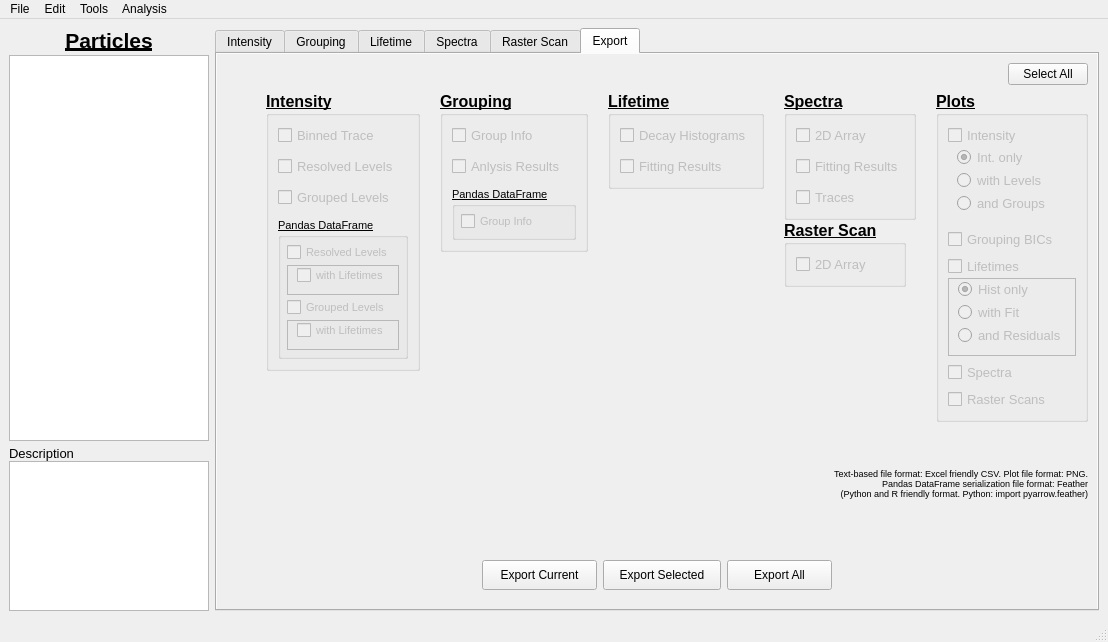
The window that resources/ui/mainwindow.ui (BioPhysicsUP/Full_SMS) describes before a commit, drawn with Qt 5.
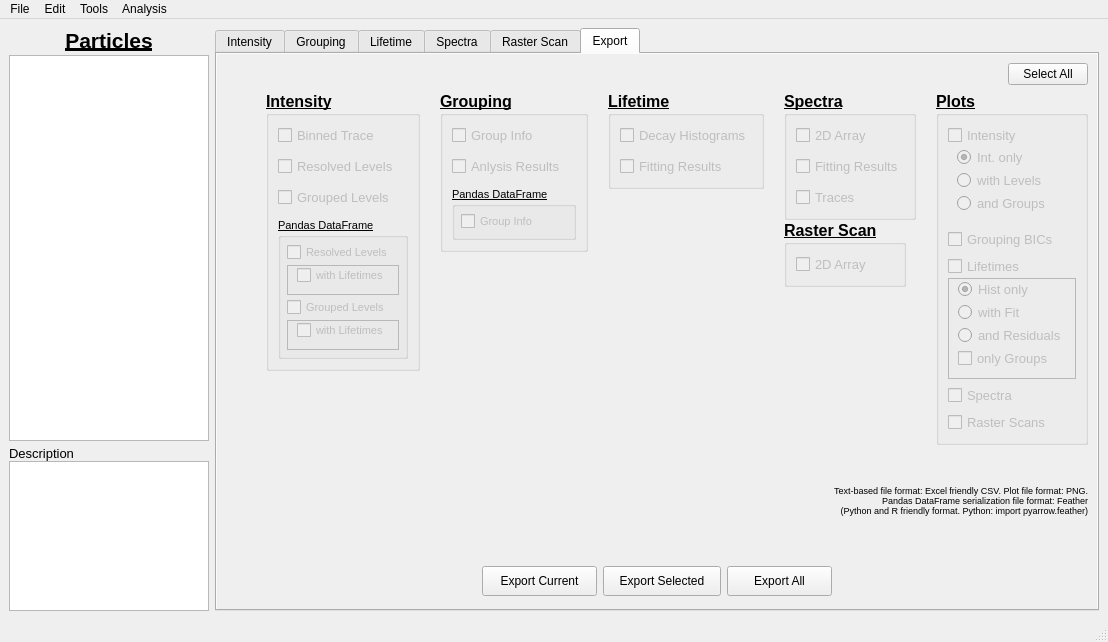
The same window after the commit. Icons and pictures are not drawn. Custom widgets are drawn as their Qt base class.

Patch:
```diff
--- a/resources/ui/mainwindow.ui
+++ b/resources/ui/mainwindow.ui
@@ -2122,6 +2122,27 @@
            </layout>
           </item>
           <item>
+           <layout class="QHBoxLayout" name="layEx_Buttons_5">
+            <property name="sizeConstraint">
+             <enum>QLayout::SetDefaultConstraint</enum>
+            </property>
+            <item>
+             <spacer name="spcEx_Buttons_Left_5">
+              <property name="orientation">
+               <enum>Qt::Horizontal</enum>
+              </property>
+              <property name="sizeType">
+               <enum>QSizePolicy::Expanding</enum>
+              </property>
+              <property name="sizeHint" stdset="0">
+               <size>
+                <width>100</width>
+                <height>20</height>
+               </size>
+              </property>
+             </spacer>
+            </item>
+            <item>
            <layout class="QHBoxLayout" name="layExport_Options">
             <property name="spacing">
              <number>0</number>
@@ -3340,6 +3361,24 @@
                        </property>
                       </widget>
                      </item>
+                       <item>
+                        <widget class="QCheckBox" name="chbEx_Plot_Lifetimes_Only_Groups">
+                         <property name="enabled">
+                          <bool>false</bool>
+                         </property>
+                         <property name="font">
+                          <font>
+                           <pointsize>10</pointsize>
+                           <weight>50</weight>
+                           <bold>false</bold>
+                           <underline>false</underline>
+                          </font>
+                         </property>
+                         <property name="text">
+                          <string>only Groups</string>
+                         </property>
+                        </widget>
+                       </item>
                     </layout>
                    </widget>
                   </item>
@@ -3448,6 +3487,8 @@
                </size>
               </property>
              </spacer>
+              </item>
+             </layout>
             </item>
            </layout>
           </item>
```
Lines whose indentation alone changed are shown as unchanged.
